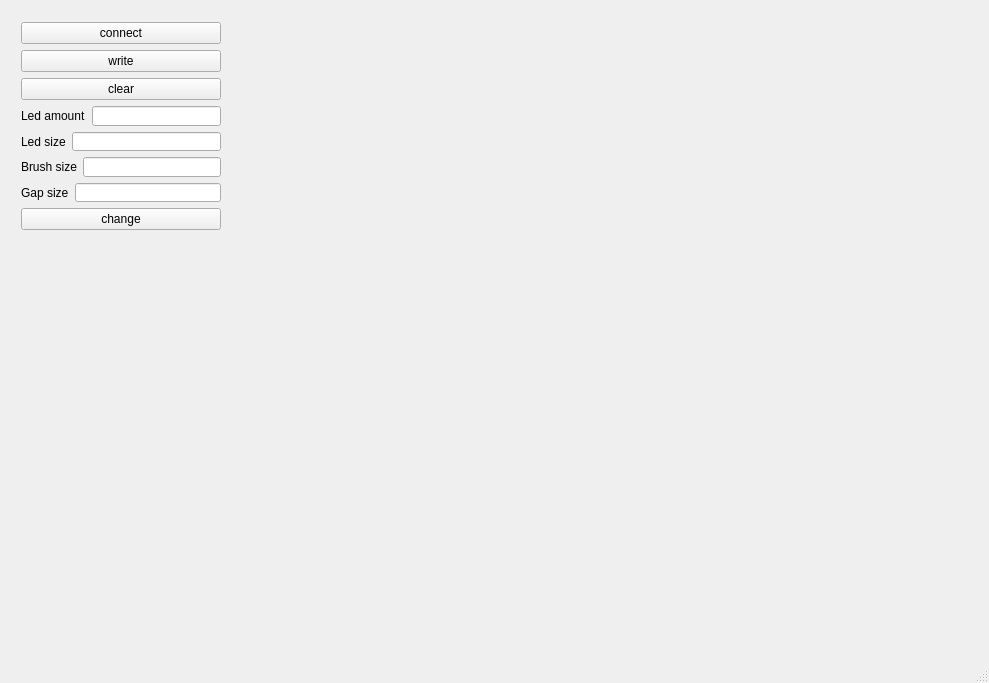
This is mainwindow.ui in mszlachetka/widmowy_qt as Qt 5 draws it before an edit. The edited form follows.
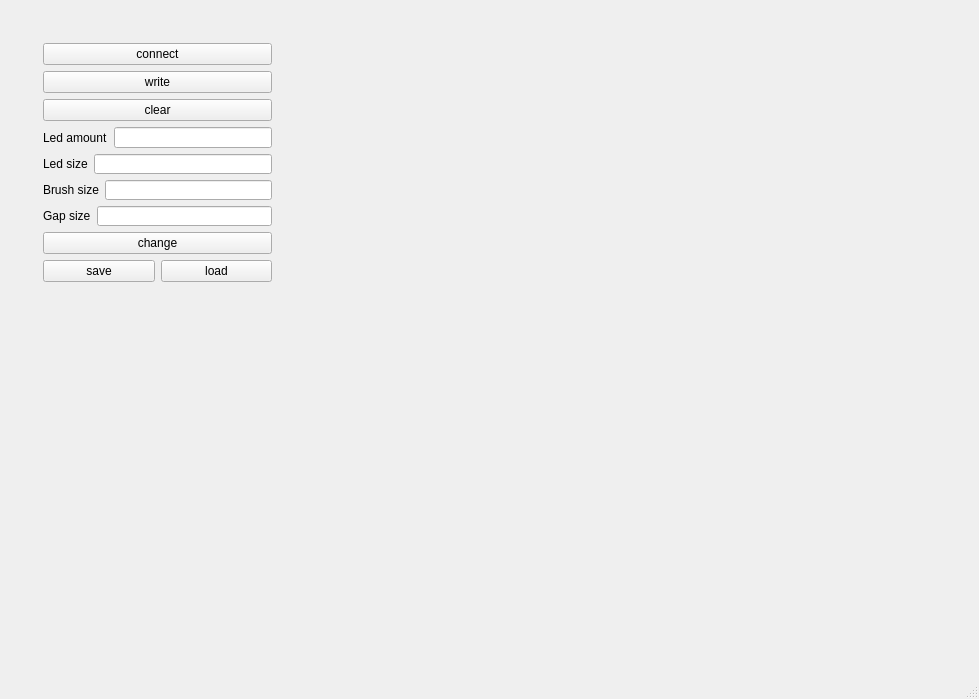
This is the edited form. Icons and pictures are not drawn.

Commit message: dodane save/load

The edit to the form file:
```diff
--- a/mainwindow.ui
+++ b/mainwindow.ui
@@ -6,8 +6,8 @@
    <rect>
     <x>0</x>
     <y>0</y>
-    <width>989</width>
-    <height>683</height>
+    <width>979</width>
+    <height>699</height>
    </rect>
   </property>
   <property name="cursor">
@@ -23,27 +23,25 @@
    <widget class="QWidget" name="gridLayoutWidget">
     <property name="geometry">
      <rect>
-      <x>250</x>
-      <y>10</y>
-      <width>721</width>
+      <x>280</x>
+      <y>20</y>
+      <width>691</width>
       <height>631</height>
      </rect>
     </property>
     <layout class="QGridLayout" name="gridLayout_2"/>
    </widget>
-   <widget class="QWidget" name="layoutWidget">
+   <widget class="QWidget" name="">
     <property name="geometry">
      <rect>
-      <x>10</x>
-      <y>11</y>
-      <width>222</width>
-      <height>230</height>
+      <x>32</x>
+      <y>32</y>
+      <width>251</width>
+      <height>261</height>
      </rect>
     </property>
     <layout class="QVBoxLayout" name="verticalLayout_4">
      <item>
-      <layout class="QGridLayout" name="gridLayout">
-       <item row="0" column="0">
         <layout class="QVBoxLayout" name="verticalLayout">
          <item>
           <widget class="QPushButton" name="pushButton_2">
@@ -68,12 +66,10 @@
          </item>
         </layout>
        </item>
-      </layout>
-     </item>
      <item>
-      <layout class="QVBoxLayout" name="verticalLayout_3">
+      <layout class="QVBoxLayout" name="verticalLayout_2">
        <item>
-        <layout class="QHBoxLayout" name="horizontalLayout_6">
+        <layout class="QHBoxLayout" name="horizontalLayout">
          <item>
           <widget class="QLabel" name="label_5">
            <property name="text">
@@ -91,7 +87,7 @@
         </layout>
        </item>
        <item>
-        <layout class="QHBoxLayout" name="horizontalLayout_5">
+        <layout class="QHBoxLayout" name="horizontalLayout_2">
          <item>
           <widget class="QLabel" name="label_6">
            <property name="text">
@@ -105,7 +101,7 @@
         </layout>
        </item>
        <item>
-        <layout class="QHBoxLayout" name="horizontalLayout_4">
+        <layout class="QHBoxLayout" name="horizontalLayout_3">
          <item>
           <widget class="QLabel" name="label_7">
            <property name="text">
@@ -119,7 +115,7 @@
         </layout>
        </item>
        <item>
-        <layout class="QHBoxLayout" name="horizontalLayout_3">
+        <layout class="QHBoxLayout" name="horizontalLayout_4">
          <item>
           <widget class="QLabel" name="label_8">
            <property name="text">
@@ -135,12 +131,34 @@
       </layout>
      </item>
      <item>
+      <layout class="QVBoxLayout" name="verticalLayout_3">
+       <item>
       <widget class="QPushButton" name="pushButton_7">
        <property name="text">
         <string>change</string>
        </property>
       </widget>
      </item>
+       <item>
+        <layout class="QHBoxLayout" name="horizontalLayout_5">
+         <item>
+          <widget class="QPushButton" name="save_Button">
+           <property name="text">
+            <string>save</string>
+           </property>
+          </widget>
+         </item>
+         <item>
+          <widget class="QPushButton" name="load_Button">
+           <property name="text">
+            <string>load</string>
+           </property>
+          </widget>
+         </item>
+        </layout>
+       </item>
+      </layout>
+     </item>
     </layout>
    </widget>
   </widget>
```
Left out of the diff: 18 changed lines with no effect on the pictures. Lines whose indentation alone changed are shown as unchanged. The commit also changes 6 other files.
